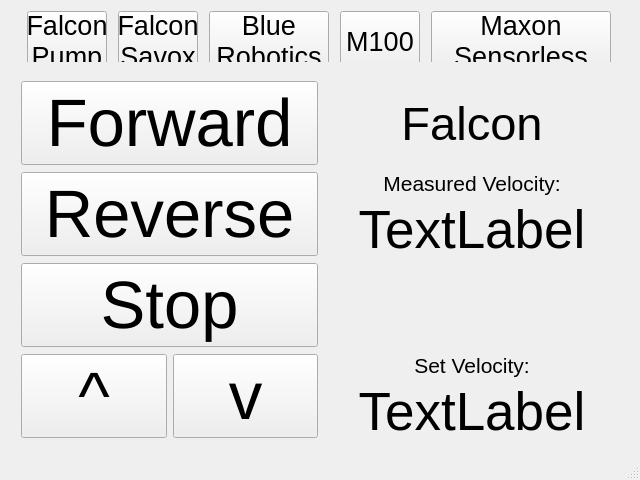
Qt form mainwindow.ui (ailgup-owp/motor_controller) before a commit.
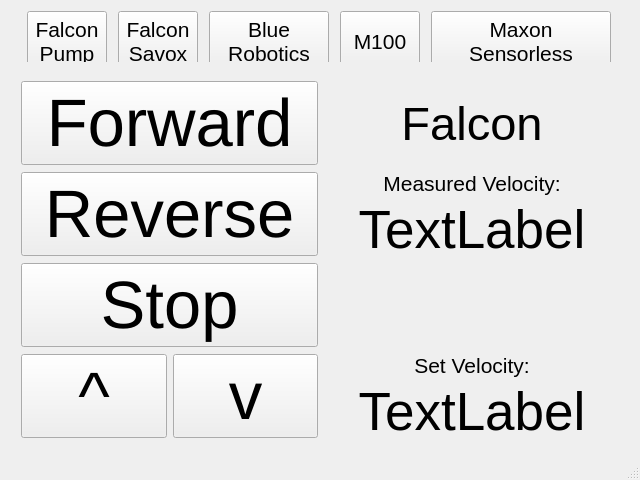
The same form after that commit.

```diff
--- a/mainwindow.ui
+++ b/mainwindow.ui
@@ -61,7 +61,7 @@
        </property>
        <property name="font">
         <font>
-         <pointsize>20</pointsize>
+         <pointsize>16</pointsize>
         </font>
        </property>
        <property name="text">
@@ -92,7 +92,7 @@
        </property>
        <property name="font">
         <font>
-         <pointsize>20</pointsize>
+         <pointsize>16</pointsize>
         </font>
        </property>
        <property name="styleSheet">
@@ -120,7 +120,7 @@
        </property>
        <property name="font">
         <font>
-         <pointsize>20</pointsize>
+         <pointsize>16</pointsize>
         </font>
        </property>
        <property name="text">
@@ -144,7 +144,7 @@
        </property>
        <property name="font">
         <font>
-         <pointsize>20</pointsize>
+         <pointsize>16</pointsize>
         </font>
        </property>
        <property name="text">
@@ -169,7 +169,7 @@
        </property>
        <property name="font">
         <font>
-         <pointsize>20</pointsize>
+         <pointsize>16</pointsize>
         </font>
        </property>
        <property name="text">
```
